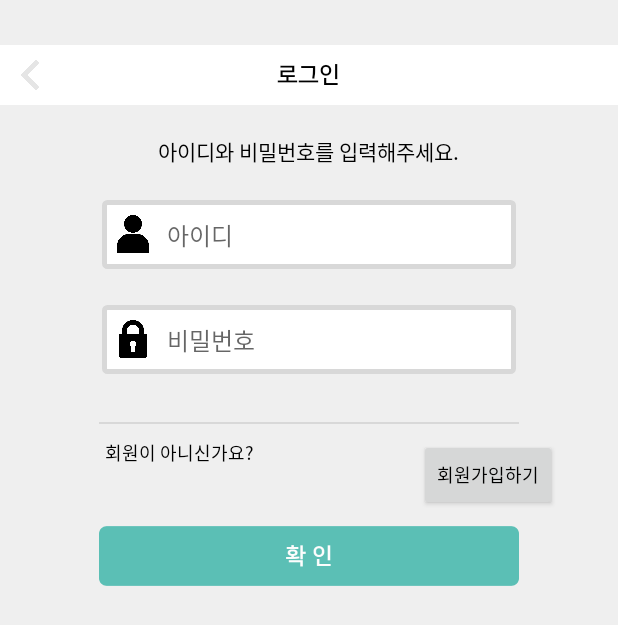
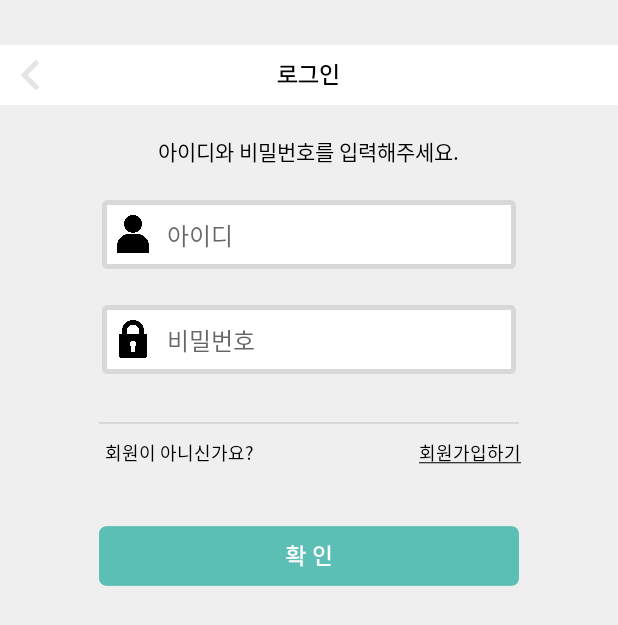
Before and after one commit to tmdngk0314/ProjectNam, an Android app: the screen it shows after launch (MainActivity), on a phone screen of 412 x 824 dp. Shown: the top 625 px of the screen. Run offline under Robolectric (Android 15) with nearby library versions, the phone set to English and light mode, and no system bars.

Commit message:
[ADD]메인화면 회원가입하기 밑줄 추가

```diff
--- a/app/src/main/java/com/example/projectnam/MainActivity.java
+++ b/app/src/main/java/com/example/projectnam/MainActivity.java
@@ -3,22 +3,29 @@ package com.example.projectnam;
 import androidx.appcompat.app.AppCompatActivity;
 
 import android.content.Intent;
+import android.graphics.Paint;
 import android.os.Bundle;
+import android.text.SpannableString;
+import android.text.style.UnderlineSpan;
 import android.view.View;
 import android.widget.Button;
 import android.widget.ImageButton;
+import android.widget.TextView;
 
 
 public class MainActivity extends AppCompatActivity {
     ImageButton imgok;
-    Button new_account;
+    TextView new_account;
 
     @Override
     protected void onCreate(Bundle savedInstanceState) {
         super.onCreate(savedInstanceState);
         setContentView(R.layout.activity_main);
         imgok = (ImageButton)findViewById(R.id.btnOk);
-        new_account= (Button)findViewById(R.id.new_account);
+        new_account= (TextView)findViewById(R.id.new_account);
+
+        new_account.setPaintFlags(new_account.getPaintFlags() | Paint.UNDERLINE_TEXT_FLAG);
+
         imgok.setOnClickListener(new View.OnClickListener(){
             public void onClick(View view){
                 Intent intent = new Intent(MainActivity.this, SelectActivity.class);
@@ -37,4 +44,5 @@ public class MainActivity extends AppCompatActivity {
 
 
 
+
 }
--- a/app/src/main/res/layout/activity_main.xml
+++ b/app/src/main/res/layout/activity_main.xml
@@ -115,7 +115,7 @@
         android:textColor="#000000"
         android:textSize="12dp" />
 
-    <Button
+    <TextView
         android:id="@+id/new_account"
         android:layout_width="wrap_content"
         android:layout_height="wrap_content"
@@ -125,8 +125,7 @@
         android:layout_toRightOf="@+id/textpass"
         android:text="회원가입하기"
         android:textColor="#000000"
-        android:textSize="12dp"
-        />
+        android:textSize="12dp" />
 
     <ImageButton
         android:id="@+id/btnOk"
```
